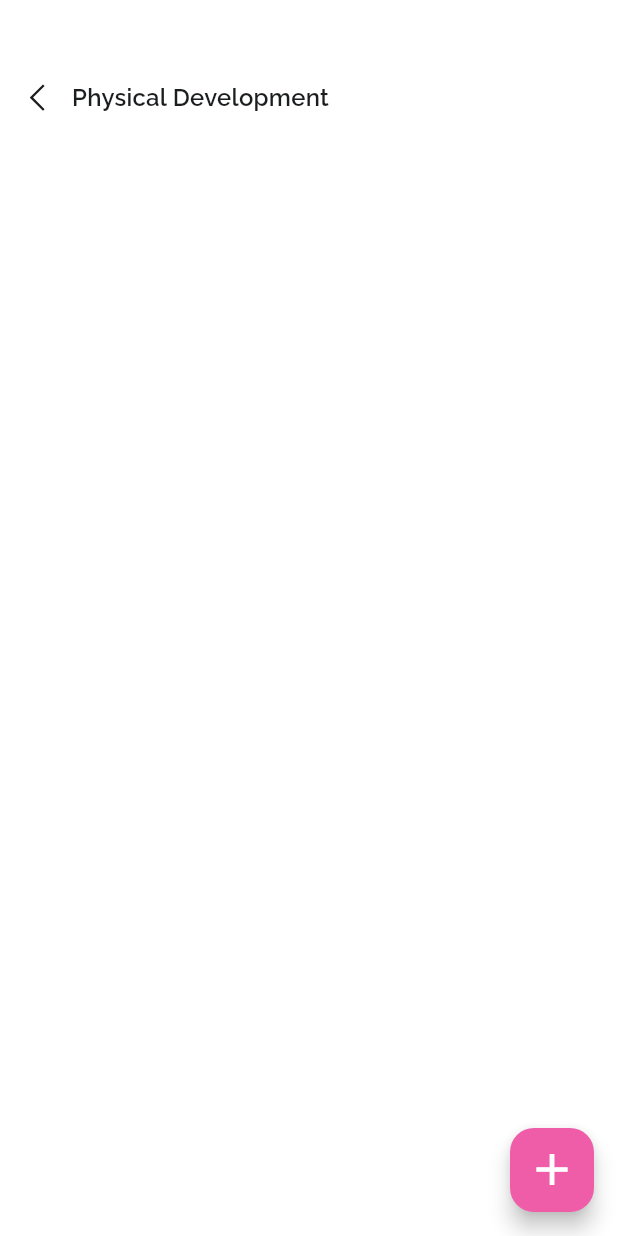
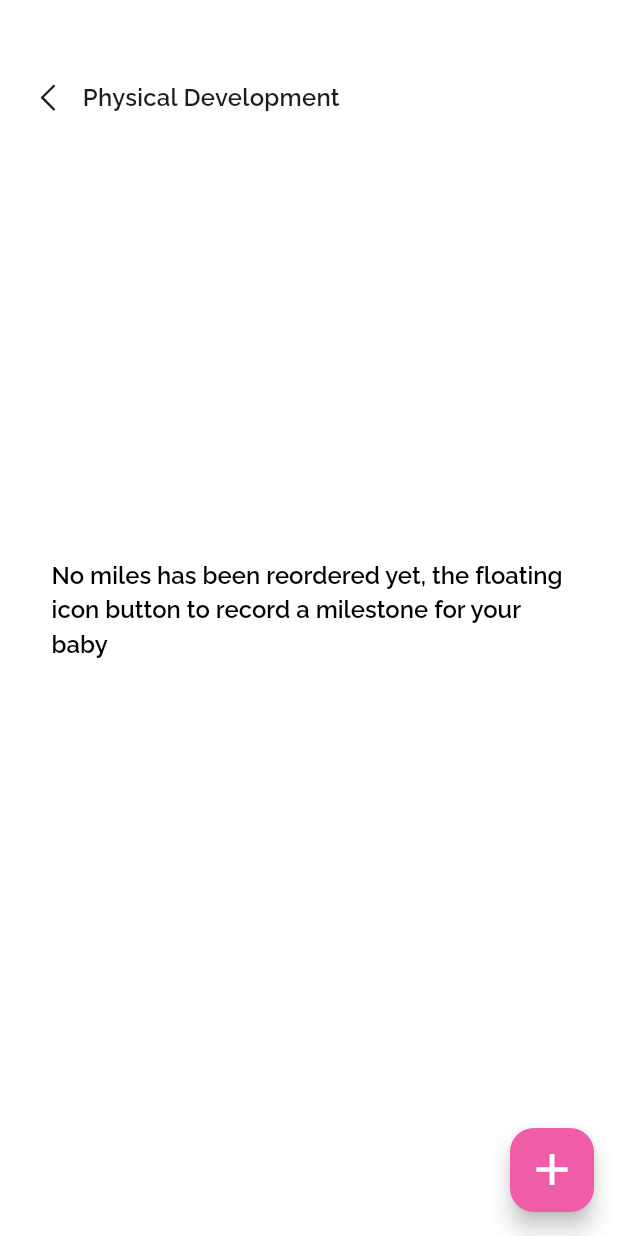
Before and after one commit to angeloobeta/baby-milestone-tracker, a Flutter app: the DashboardPage screen opened by its route, after a tap on "Physical Development", on a phone screen of 412 x 824 dp. Run offline on Flutter 3.47's test engine with Material 2 defaults, Android fonts, the phone set to English and light mode, and no system bars; our stand-ins replace another_flushbar, carousel_slider, dotted_line, dropdown_search, flutter_animate, flutter_colorpicker and 14 more; missing offline and left inert: clipboard, flutter_swipe_detector; accounts and stored records are empty.

Commit message:
optimising the codebase

```diff
--- a/lib/view/page/dashboard/dashboard.dart
+++ b/lib/view/page/dashboard/dashboard.dart
@@ -54,7 +54,7 @@ class DashboardPage extends StatelessWidget {
                                       options: CarouselOptions(
                                         // height: sS(context).cH(height: 160.0),
                                         enlargeCenterPage: true,
-                                        autoPlay: false,
+                                        autoPlay: true,
                                         autoPlayCurve: Curves.fastOutSlowIn,
                                         enableInfiniteScroll: true,
                                         // autoPlayAnimationDuration:
--- a/lib/view/page/mileStone/mileStoneDetail.dart
+++ b/lib/view/page/mileStone/mileStoneDetail.dart
@@ -34,28 +34,61 @@ class MileStoneDetailPage extends StatelessWidget {
                   child: GeneralIconDisplay(Icons.add, white, UniqueKey(), 40),
                 ),
                 children: [
-                  header(context, title),
+                  rowPositioned(
+                      top: 60,
+                      child: Row(
+                        children: [
+                          GestureDetector(
+                            onTap: () {
+                              Navigator.of(context).pop();
+                              print("We just pop it now");
+                            },
+                            child: const Icon(
+                              LineIcons.angleLeft,
+                              size: 24,
+                              color: appBlack,
+                            ),
+                          ),
+                          S(w: 10),
+                          S(
+                            w: 350,
+                            h: 25,
+                            child: RalewayText(
+                              title,
+                              appBlack,
+                              1,
+                              18,
+                              FontWeight.w600,
+                              '',
+                              letterSpacing: 0.18,
+                            ),
+                          ),
+                        ],
+                      )),
                   rowPositioned(
                     top: 60,
                     child: S(
                       h: 800,
                       w: 400,
-                      child: ListView.builder(
+                      child: categoryMilestones.isEmpty
+                          ? const Center(
+                              child: Padding(
+                                padding: EdgeInsets.all(20.0),
+                                child: GeneralTextDisplay(
+                                    "No miles has been reordered yet, the floating icon button to record a milestone for your baby",
+                                    black,
+                                    4,
+                                    18,
+                                    FontWeight.w600,
+                                    ""),
+                              ),
+                            )
+                          : ListView.builder(
                               itemCount: categoryMilestones.length,
                               itemBuilder: (context, index) {
                                 final milestone = categoryMilestones[index];
                                 return Card(
-                            child: milestone.title == ""
-                                ? const Center(
-                                    child: GeneralTextDisplay(
-                                        "No miles has been recordered, the floating icon button to record a milestone for your baby",
-                                        black,
-                                        4,
-                                        14,
-                                        FontWeight.w600,
-                                        ""),
-                                  )
-                                : ListTile(
+                                  child: ListTile(
                                     title: GeneralTextDisplay(milestone.title,
                                         black, 1, 16, FontWeight.w500, ""),
                                     subtitle: GeneralTextDisplay(
@@ -65,6 +98,8 @@ class MileStoneDetailPage extends StatelessWidget {
                                         12,
                                         FontWeight.w400,
                                         ""),
+                                    trailing:
+                                        const Icon(Icons.delete_forever_sharp),
                                   ),
                                 );
                               },
```
Also changed, not shown: 1 other file. Lines whose indentation alone changed are shown as unchanged.
